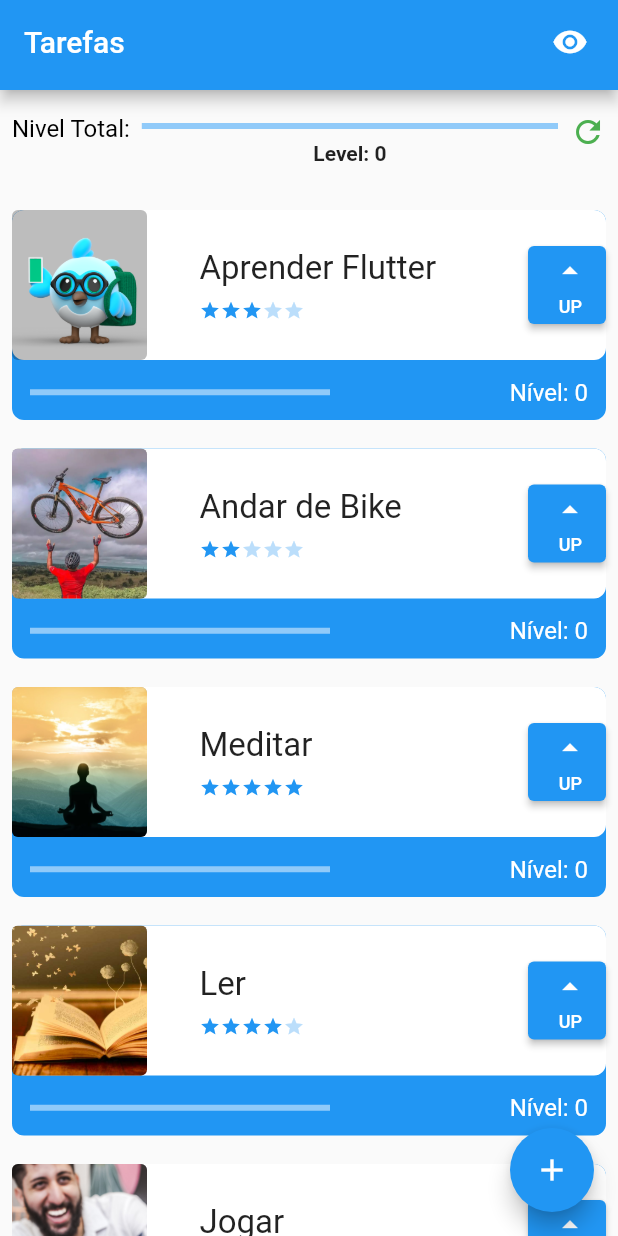
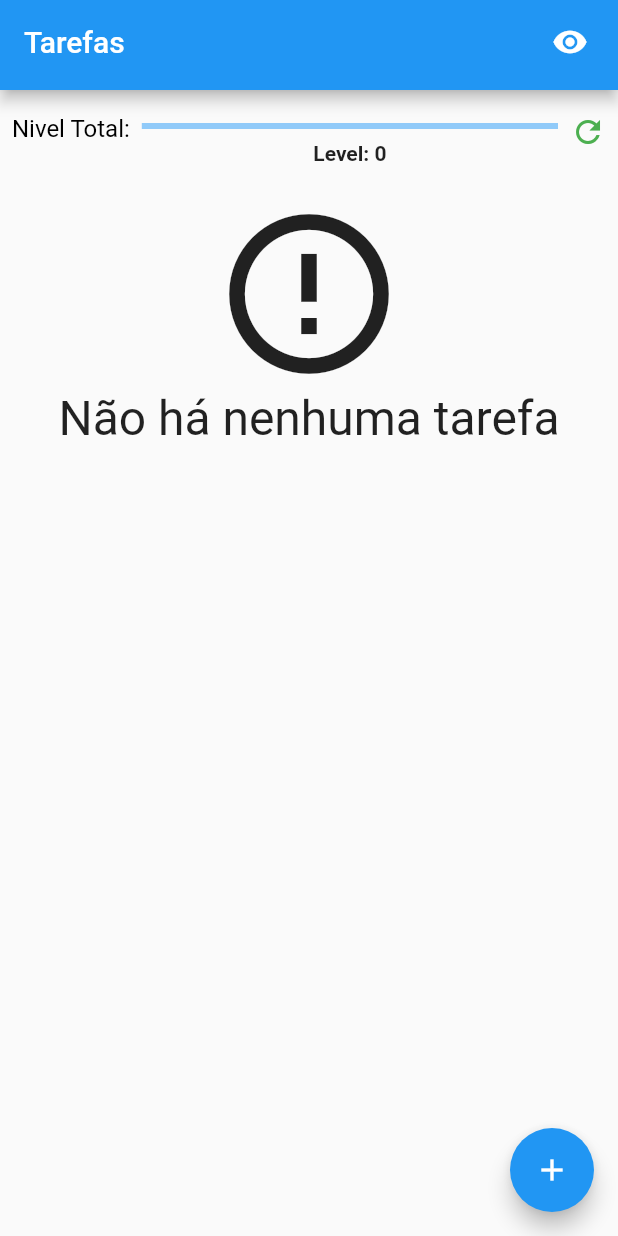
Before and after one commit to BrunnoBird/alura-primeiro_app_flutter, a Flutter app: the screen it shows after launch, on a phone screen of 412 x 824 dp. Run offline on Flutter 3.47's test engine with Material 2 defaults, Android fonts, the phone set to English and light mode, and no system bars; our stand-ins replace sqflite; accounts and stored records are empty.

Commit message:
fix: create table in dabatase

```diff
--- a/lib/data/task_dao.dart
+++ b/lib/data/task_dao.dart
@@ -6,7 +6,7 @@ class TaskDao {
   static const String tableSql = 'CREATE TABLE $_tableName('
       '$_name TEXT, '
       '$_difficulty INTEGER, '
-      '$_image TEXT';
+      '$_image TEXT)';
 
   static const String _tableName = 'taskTable';
   static const String _name = 'name';
--- a/lib/screens/initial_screen.dart
+++ b/lib/screens/initial_screen.dart
@@ -1,6 +1,8 @@
 import 'package:flutter/material.dart';
 import 'package:primeiro_projeto_alura/components/appbar.dart';
+import 'package:primeiro_projeto_alura/components/task.dart';
 import 'package:primeiro_projeto_alura/components/total_level.dart';
+import 'package:primeiro_projeto_alura/data/task_dao.dart';
 import 'package:primeiro_projeto_alura/data/task_inherited.dart';
 import 'package:primeiro_projeto_alura/data/total_level_inherited.dart';
 import 'package:primeiro_projeto_alura/screens/form_screen.dart';
@@ -35,9 +37,69 @@ class _InitialScreenState extends State<InitialScreen> {
           children: [
             const TotalLevel(maxLevel: 100),
             Expanded(
-              child: ListView(
+              child: Padding(
                 padding: const EdgeInsets.only(bottom: 70),
-                children: TaskInherited.of(context)!.taskList,
+                child: FutureBuilder<List<Task>>(
+                    future: TaskDao().findAll(),
+                    //Itens que vão ser renderizdos.
+                    builder: (context, snapshot) {
+                      List<Task>? items = snapshot.data;
+                      switch (snapshot.connectionState) {
+                        case ConnectionState.none:
+                          return Center(
+                            child: Column(
+                              children: const [
+                                CircularProgressIndicator(),
+                                Text('Carregando...'),
+                              ],
+                            ),
+                          );
+                        case ConnectionState.waiting:
+                          return Center(
+                            child: Column(
+                              children: const [
+                                CircularProgressIndicator(),
+                                Text('Carregando...'),
+                              ],
+                            ),
+                          );
+                        case ConnectionState.active:
+                          return Center(
+                            child: Column(
+                              children: const [
+                                CircularProgressIndicator(),
+                                Text('Carregando...'),
+                              ],
+                            ),
+                          );
+                        case ConnectionState.done:
+                          if (snapshot.hasData && items != null) {
+                            if (items.isNotEmpty) {
+                              return ListView.builder(
+                                  itemCount: items.length,
+                                  itemBuilder:
+                                      (BuildContext context, int index) {
+                                    final Task tarefa = items[index];
+                                    return tarefa;
+                                  });
+                            }
+                            return Center(
+                              child: Column(
+                                children: const [
+                                  Icon(Icons.error_outline, size: 128),
+                                  Text(
+                                    'Não há nenhuma tarefa',
+                                    style: TextStyle(
+                                      fontSize: 32,
+                                    ),
+                                  ),
+                                ],
+                              ),
+                            );
+                          }
+                          return const Text('Erro ao carregar tarefas');
+                      }
+                    }),
               ),
             ),
           ],
```
